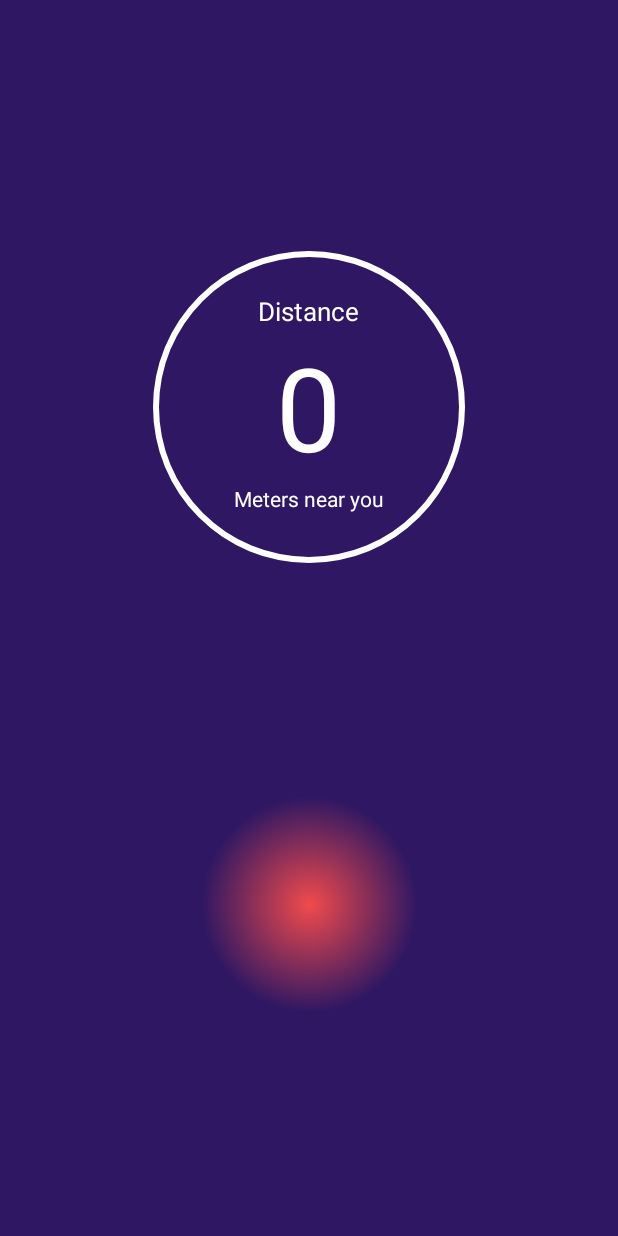
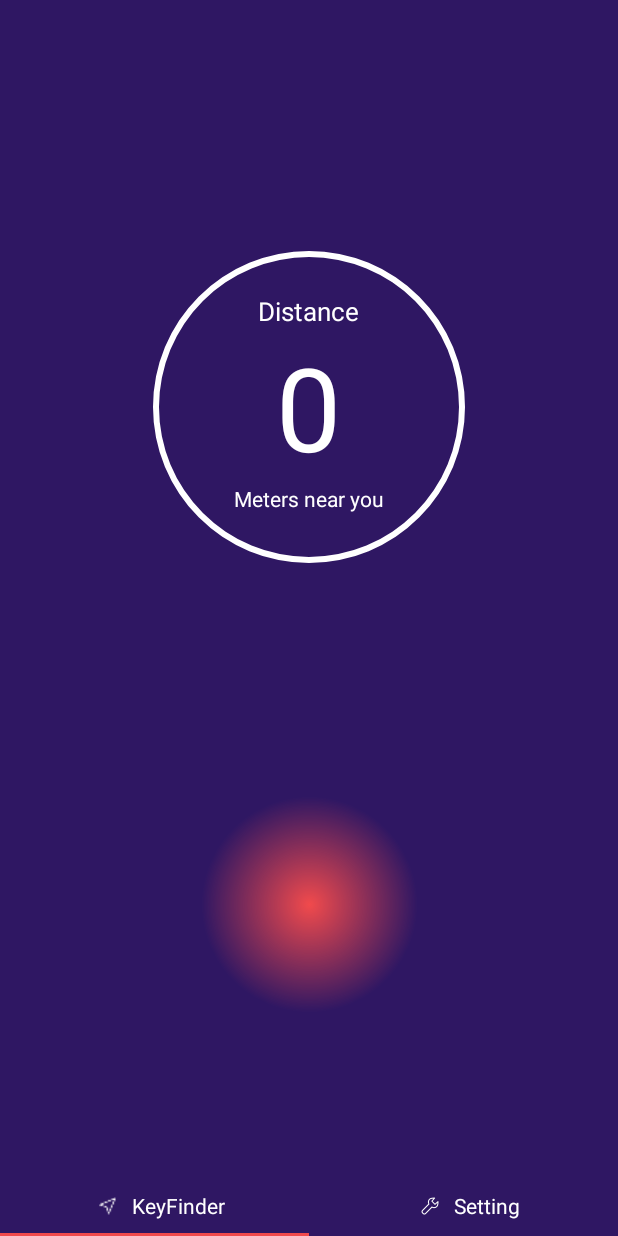
Before and after one commit to BLHack-IOT-Enthusiast/KeyFinder, an Android app: the screen it shows after launch (MainActivity), on a phone screen of 412 x 824 dp. Run offline under Robolectric (Android 15) with nearby library versions, the phone set to English and light mode, and no system bars; our stand-ins replace data binding; libraries missing offline, so code that uses them is left out: org.altbeacon.beacon; plain views replace GifImageButton; 3 statements that could not run were skipped.

Commit message:
fix conflict

```diff
--- a/app/src/main/java/com/bukalapak/keyfinder/MainActivity.kt
+++ b/app/src/main/java/com/bukalapak/keyfinder/MainActivity.kt
@@ -1,31 +1,46 @@
 package com.bukalapak.keyfinder
 
+import android.content.Context
 import android.os.Bundle
+import android.support.v4.app.ActivityCompat
 import android.support.v4.app.Fragment
 import android.support.v4.app.FragmentManager
 import android.support.v4.app.FragmentPagerAdapter
 import android.support.v7.app.AppCompatActivity
+import android.view.LayoutInflater
+import android.view.View
+import android.widget.ImageView
+import android.widget.TextView
 import kotlinx.android.synthetic.main.activity_main.*
 
 class MainActivity : AppCompatActivity() {
 
-
-    var pagerAdapter : PagerAdapter? = null
+    lateinit var pagerAdapter : PagerAdapter
 
     override fun onCreate(savedInstanceState: Bundle?) {
         super.onCreate(savedInstanceState)
         setContentView(R.layout.activity_main)
-        pagerAdapter = PagerAdapter(supportFragmentManager)
+        pagerAdapter = PagerAdapter(supportFragmentManager, this)
         viewContainer.adapter = pagerAdapter
-        createTabIcons()
+
+        tabView.setupWithViewPager(viewContainer)
+        for (i in 0 until tabView.tabCount) {
+            val tab = tabView.getTabAt(i)
+            tab?.customView = pagerAdapter.getTabView(i)
+        }
     }
 
-    private fun createTabIcons() {
 
-    }
+    class PagerAdapter : FragmentPagerAdapter {
+        val NUM_ITEMS = 2
+        var context : Context
+        var dataTabTitle = mutableListOf("KeyFinder", "Setting")
+        var dataTabImage = mutableListOf(R.drawable.ic_arrow, R.drawable.ic_tools)
 
-    class PagerAdapter(fm: FragmentManager?) : FragmentPagerAdapter(fm) {
-        val NUM_ITEMS = 2
+        constructor(fm: FragmentManager?, context : Context) : super(fm) {
+            this.context = context
+        }
+
 
         override fun getItem(position: Int): Fragment {
             return when (position) {
@@ -39,5 +54,16 @@ class MainActivity : AppCompatActivity() {
             return NUM_ITEMS
         }
 
+        fun getTabView(position : Int) : View {
+            val view = LayoutInflater.from(context).inflate(R.layout.item_tab_layout, null)
+            var imageView = view.findViewById<ImageView>(R.id.imageIcon)
+            var textView = view.findViewById<TextView>(R.id.textTitle)
+
+            textView.text = dataTabTitle[position]
+            imageView.setImageDrawable(ActivityCompat.getDrawable(context, dataTabImage[position]))
+
+            return view
+        }
+
     }
 }
--- /dev/null
+++ b/app/src/main/res/layout/item_tab_layout.xml
@@ -0,0 +1,32 @@
+<?xml version="1.0" encoding="utf-8"?>
+<LinearLayout
+    android:id="@+id/viewLayout"
+    android:orientation="vertical"
+    xmlns:android="http://schemas.android.com/apk/res/android" android:layout_width="match_parent"
+    android:layout_height="match_parent">
+
+    <LinearLayout
+        android:gravity="center"
+        android:orientation="horizontal"
+        android:layout_width="match_parent"
+        android:layout_height="40dp">
+
+        <ImageView
+            android:id="@+id/imageIcon"
+            android:layout_marginStart="10dp"
+            android:layout_marginEnd="10dp"
+            android:layout_width="12dp"
+            android:layout_height="12dp" />
+
+        <TextView
+            android:textColor="@android:color/white"
+            android:id="@+id/textTitle"
+            android:text="KeyFinder"
+            android:textSize="14sp"
+            android:layout_width="wrap_content"
+            android:layout_height="wrap_content" />
+
+
+    </LinearLayout>
+
+</LinearLayout>
```
Also changed, not shown: app/src/main/res/drawable/ic_tools.png (added).
